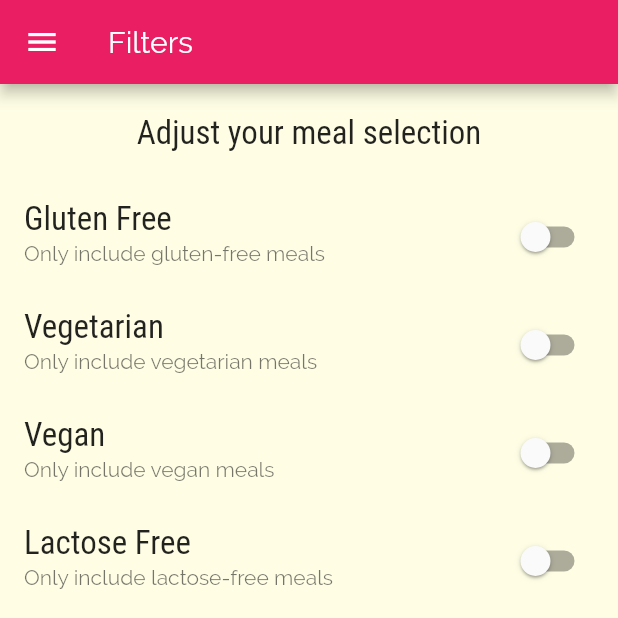
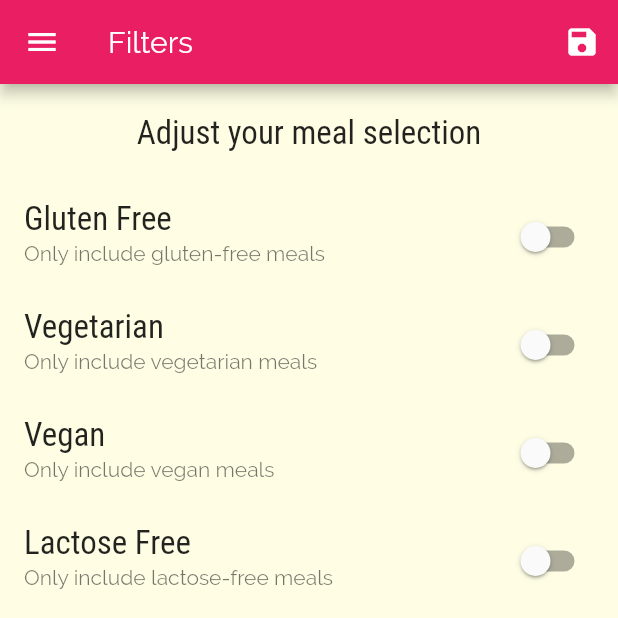
Before and after one commit to My-Flutter-Learning/meals_app, a Flutter app: the FilterScreen screen opened by its route, on a phone screen of 412 x 824 dp, the top half of it. Run offline on Flutter 3.47's test engine with Material 2 defaults, Android fonts, the phone set to English and light mode, and no system bars.

Commit message:
Finished the filtering logic
Added logic to the filters.

```diff
--- a/lib/main.dart
+++ b/lib/main.dart
@@ -1,15 +1,54 @@
 import 'package:flutter/material.dart';
-import 'package:meals_app/screens/filters_screen.dart';
-import 'package:meals_app/screens/tabs_screen.dart';
-import 'screens/categories_screen.dart';
-import 'screens/category_meals_screen.dart';
-import 'screens/meal_detail_screen.dart';
+import './dummy_data.dart';
+import './models/meals.dart';
+import './screens/filters_screen.dart';
+import './screens/tabs_screen.dart';
+import './screens/categories_screen.dart';
+import './screens/category_meals_screen.dart';
+import './screens/meal_detail_screen.dart';
+
 void main() {
   runApp(const MyApp());
 }
 
-class MyApp extends StatelessWidget {
+class MyApp extends StatefulWidget {
   const MyApp({Key? key}) : super(key: key);
+
+  @override
+  State<MyApp> createState() => _MyAppState();
+}
+
+class _MyAppState extends State<MyApp> {
+  Map<String, bool> _filters = {
+    'gluten': false,
+    'vegetarian': false,
+    'vegan': false,
+    'lactose': false,
+  };
+
+  List<Meals> _availableMeals = DUMMY_MEALS;
+
+  void _setFilters(Map<String, bool> filterData) {
+    setState(() {
+      _filters = filterData;
+
+      _availableMeals = DUMMY_MEALS.where((meal) {
+        if (_filters['gluten']! && !meal.isGlutenFree!) {
+          return false;
+        }
+        if (_filters['vegetarian']! && !meal.isVegetarian!) {
+          return false;
+        }
+        if (_filters['vegan']! && !meal.isVegan!) {
+          return false;
+        }
+        if (_filters['lactose']! && !meal.isLactoseFree!) {
+          return false;
+        }
+        return true;
+      }).toList();
+    });
+  }
 
   @override
   Widget build(BuildContext context) {
@@ -20,29 +59,25 @@ class MyApp extends StatelessWidget {
           accentColor: Colors.amber,
           canvasColor: const Color.fromRGBO(255, 254, 229, 1),
           fontFamily: 'Raleway',
-        textTheme:  const TextTheme(
-          bodyLarge: TextStyle(
-            color: Color.fromRGBO(20, 51, 51, 1)
-          ),
-          bodyMedium: TextStyle(
-            color: Color.fromRGBO(20, 51, 51, 1)
-          ),
+          textTheme: const TextTheme(
+              bodyLarge: TextStyle(color: Color.fromRGBO(20, 51, 51, 1)),
+              bodyMedium: TextStyle(color: Color.fromRGBO(20, 51, 51, 1)),
               titleMedium: TextStyle(
                 fontSize: 22,
                 fontFamily: 'RobotoCondensed',
                 fontWeight: FontWeight.w500,
-          )
-        )
-      ),
+              ))),
       home: const TabsScreen(),
-      routes:  {
-        CategoryMealsScreen.routeName : (context) => const CategoryMealsScreen(),
-        MealDetailScreen.routeName :(context) => const MealDetailScreen(),
-        FilterScreen.routeName :(context) => const FilterScreen()
+      routes: {
+        CategoryMealsScreen.routeName: (context) =>
+            CategoryMealsScreen(_availableMeals),
+        MealDetailScreen.routeName: (context) => const MealDetailScreen(),
+        FilterScreen.routeName: (context) => FilterScreen(_filters, _setFilters)
       },
       // This is used as a last resort i.e as a fallback page.
       onUnknownRoute: (settings) {
-        return MaterialPageRoute(builder:((context) => const CategoriesScreen()));
+        return MaterialPageRoute(
+            builder: ((context) => const CategoriesScreen()));
       },
     );
   }
--- a/lib/screens/filters_screen.dart
+++ b/lib/screens/filters_screen.dart
@@ -1,9 +1,13 @@
 import 'package:flutter/material.dart';
-import 'package:meals_app/widgets/main_drawer.dart';
+import '../widgets/main_drawer.dart';
 
 class FilterScreen extends StatefulWidget {
   static const routeName = '/filterscreen';
-  const FilterScreen({Key? key}) : super(key: key);
+
+  final Map<String, bool> currentFilters;
+  final Function saveFilters;
+
+  const FilterScreen(this.currentFilters, this.saveFilters, {Key? key}) : super(key: key);
 
   @override
   State<FilterScreen> createState() => _FilterScreenState();
@@ -16,19 +20,45 @@ class _FilterScreenState extends State<FilterScreen> {
   var _lactoseFree = false;
 
   Widget _buildSwitchListTile(
-      String title, String description,
-      bool currentValue, Function updateValue) {
+    String title,
+    String description,
+    bool currentValue,
+    Function updateValue) {
     return SwitchListTile(
         value: currentValue,
-        onChanged:(_) => updateValue,
+        onChanged: (_) => updateValue,
         title: Text(title),
         subtitle: Text(description));
   }
 
   @override
+  void initState() {
+    _glutenFree = widget.currentFilters['gluten']!;
+    _vegetarian = widget.currentFilters['vegetarian']!;
+    _vegan = widget.currentFilters['vegan']!;
+    _lactoseFree = widget.currentFilters['lactose']!;
+    super.initState();
+  }
+
+  @override
   Widget build(BuildContext context) {
     return Scaffold(
-      appBar: AppBar(title: const Text('Filters')),
+      appBar: AppBar(
+        title: const Text('Filters'),
+        actions: [
+          IconButton(
+              icon: const Icon(Icons.save),
+              onPressed: () {
+                final selectedFilters = {
+                  'gluten': _glutenFree,
+                  'vegetarian': _vegetarian,
+                  'vegan': _vegan,
+                  'lactose': _lactoseFree,
+                };
+                widget.saveFilters(selectedFilters);
+              })
+        ],
+      ),
       drawer: const MainDrawer(),
       body: Column(
         children: [
@@ -45,35 +75,42 @@ class _FilterScreenState extends State<FilterScreen> {
                 'Only include gluten-free meals',
                 _glutenFree,
                 (newValue) {
-                      setState(() {
-                        _glutenFree = newValue;});
+                  setState(
+                    () {
+                    _glutenFree = newValue;
+                  });
             }),
             _buildSwitchListTile(
                 'Vegetarian',
                 'Only include vegetarian meals',
                 _vegetarian,
                 (newValue) {
-                      setState(() {
-                        _vegetarian = newValue;});
+                  setState(
+                    () {
+                    _vegetarian = newValue;
+                  });
             }),
-                _buildSwitchListTile(
-                    'Vegan',
+            _buildSwitchListTile('Vegan',
             'Only include vegan meals',
             _vegan,
                 (newValue) {
-                      setState(() {
-                        _vegan= newValue;});
+              setState(
+                () {
+                  _vegan = newValue;
+                });
             }),
             _buildSwitchListTile(
                 'Lactose Free',
                 'Only include lactose-free meals',
                 _lactoseFree,
                 (newValue) {
-                      setState(() {
-                        _lactoseFree = newValue;});
+              setState(
+                () {
+                  _lactoseFree = newValue;
+                });
             }),
-
-          ])),
+          ]),
+          ),
         ],
       ),
     );
```
Also changed, not shown: lib/screens/category_meals_screen.dart (+4 -3 lines). Lines whose indentation alone changed are shown as unchanged.
